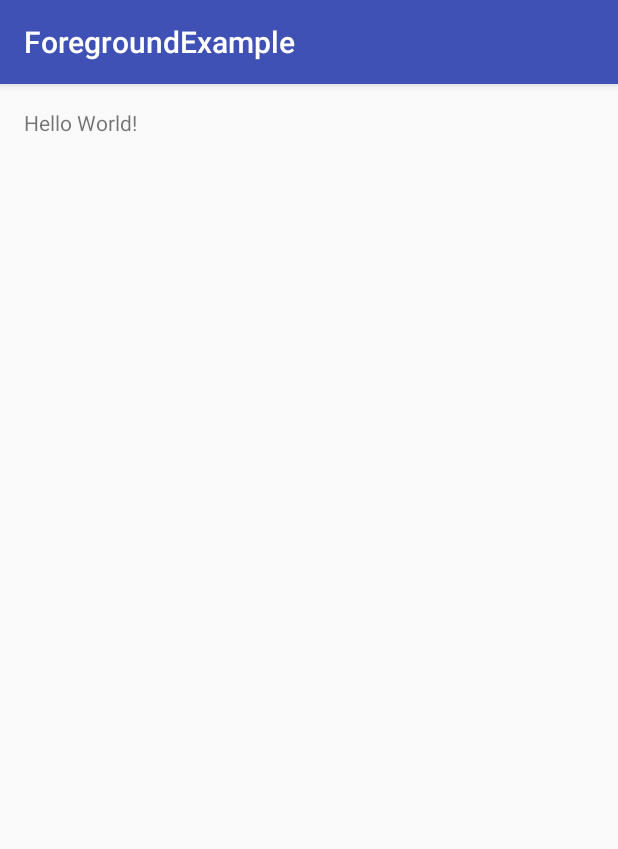
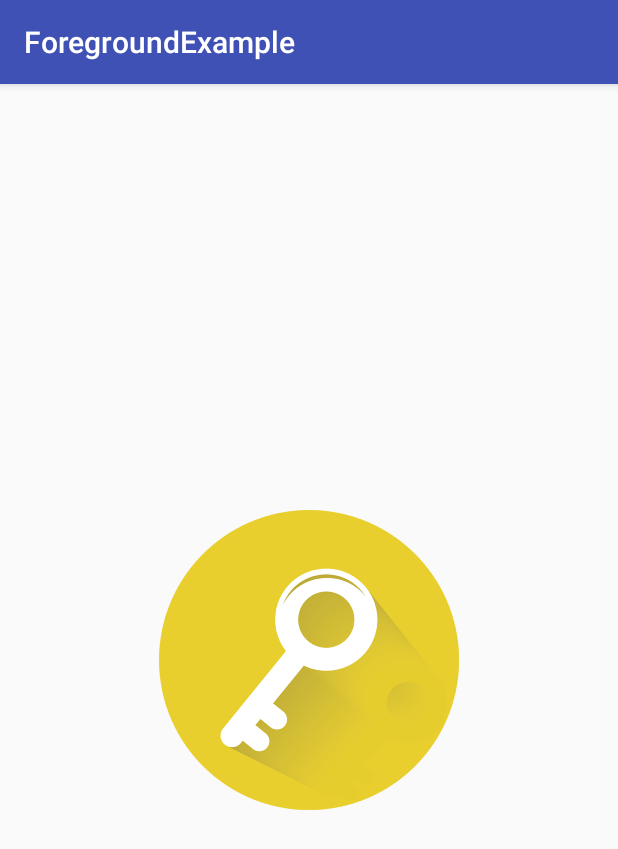
Before and after one commit to iLocky/Android_iLocky_Foreground_Example, an Android app: the screen it shows after launch (MainActivity), on a phone screen of 412 x 824 dp. Shown: the top 849 px of the screen. Run offline under Robolectric (Android 15) with nearby library versions, the phone set to English and light mode, and no system bars; libraries missing offline, so code that uses them is left out: com.ilocky; 3 statements that could not run were skipped.

```diff
--- a/app/src/main/res/layout/activity_main.xml
+++ b/app/src/main/res/layout/activity_main.xml
@@ -9,8 +9,12 @@
     android:paddingTop="@dimen/activity_vertical_margin"
     tools:context="com.ilocky.foregroundexample.MainActivity">
 
-    <TextView
-        android:layout_width="wrap_content"
+    <ImageView
+        android:layout_width="200dp"
         android:layout_height="wrap_content"
-        android:text="Hello World!" />
+        android:id="@+id/ivKey"
+        android:layout_centerVertical="true"
+        android:layout_centerHorizontal="true"
+        android:src="@drawable/key_interaction"
+        />
 </RelativeLayout>
```
Also changed, not shown: app/build.gradle (+8 -0 lines), app/src/main/AndroidManifest.xml (+9 -1 lines), app/src/main/java/com/ilocky/foregroundexample/MainActivity.java (+33 -0 lines), app/src/main/res/drawable/key_interaction.png (added).
